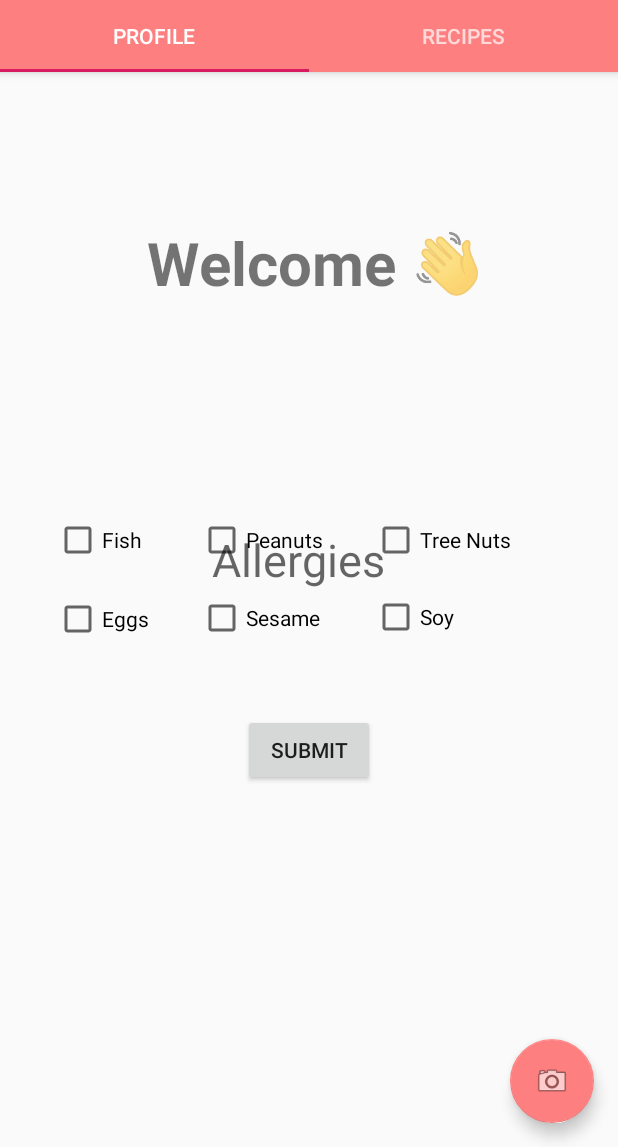
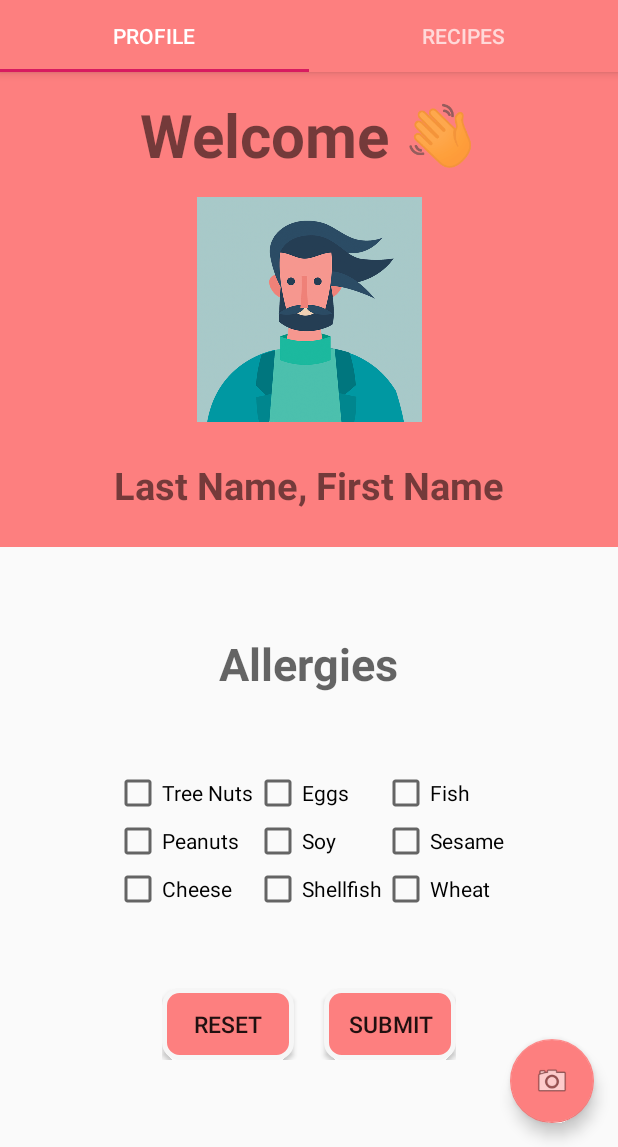
Before and after one commit to Hambrsoom/AllergyApp, an Android app: the ProfileFragment screen opened directly, with no data from a screen before it, on a phone screen of 412 x 824 dp, the part 89-1236 px from its top. Run offline under Robolectric (Android 15) with nearby library versions, the phone set to English and light mode, and no system bars; our stand-ins replace Firebase (no records; nobody signed in at launch, a user with empty details on screens opened directly), Picasso, Volley; network calls fail; pictures from the network do not load; Roboto replaces fonts that are not available here; 1 statement that could not run was skipped.

Commit message:
improved UI and ui elements' ids

```diff
--- a/app/src/main/java/com/example/allergyapp/ui/RecipesFragment/RecipesFragment.java
+++ b/app/src/main/java/com/example/allergyapp/ui/RecipesFragment/RecipesFragment.java
@@ -43,7 +43,7 @@ public class RecipesFragment extends Fragment {
     private RecyclerView recyclerView;
     RecyclerView.LayoutManager layoutManager;
     TextView resultTv;
-    TextView header2;
+//    TextView header2;
     Button searchRecipe;
     EditText editText;
     RecipesAdapter mAdapter;
@@ -66,9 +66,9 @@ public class RecipesFragment extends Fragment {
         recyclerView.setHasFixedSize(true);
         recyclerView.getRecycledViewPool().setMaxRecycledViews(0, 0);
         resultTv = rootView.findViewById(R.id.headerTv);
-        header2 = rootView.findViewById(R.id.headerTv2);
+//        header2 = rootView.findViewById(R.id.headerTv2);
         resultTv.setVisibility(View.GONE);
-        header2.setVisibility(View.GONE);
+//        header2.setVisibility(View.GONE);
         editText = rootView.findViewById(R.id.editText);
         searchRecipe = rootView.findViewById(R.id.searchRecipe);
 
@@ -124,7 +124,7 @@ public class RecipesFragment extends Fragment {
                                         String recipe = hitsObject.getString("recipe");
                                         String uriString = new JSONObject(recipe).getString("url");
                                         recipeObject.setRecipeUrl(uriString);
-                                        String labelString = new JSONObject(recipe).getString("label");
+                                         String labelString = new JSONObject(recipe).getString("label");
                                         recipeObject.setName(labelString);
                                         String ingredients = new JSONObject(recipe).getString("ingredientLines");
                                         recipeObject.setIngredients(ingredients);
@@ -134,7 +134,7 @@ public class RecipesFragment extends Fragment {
 
                                     }
                                     resultTv.setText(recipeList.size()+" Results");
-                                    header2.setVisibility(View.VISIBLE);
+//                                    header2.setVisibility(View.VISIBLE);
                                     resultTv.setVisibility(View.VISIBLE);
                                     mAdapter.notifyDataSetChanged();
                                 } catch (JSONException e){
--- /dev/null
+++ b/app/src/main/res/drawable/borderbutton.xml
@@ -0,0 +1,7 @@
+<?xml version="1.0" encoding="UTF-8"?>
+<shape xmlns:android="http://schemas.android.com/apk/res/android">
+    <solid android:color="#fd7f7f"/>
+    <stroke android:width="3dp" android:color="#F6F6F6" />
+    <corners android:radius="10dp"/>
+    <padding android:left="0dp" android:top="0dp" android:right="0dp" android:bottom="0dp" />
+</shape>
--- a/app/src/main/res/layout/profile_fragment.xml
+++ b/app/src/main/res/layout/profile_fragment.xml
@@ -7,98 +7,14 @@
     tools:context=".ui.ProfileFragment.ProfileFragment"
     tools:layout_editor_absoluteY="81dp">
 
-    <Button
-        android:id="@+id/submit"
-        android:layout_width="wrap_content"
-        android:layout_height="wrap_content"
-        android:layout_marginTop="428dp"
-        android:onClick="onClickSave"
-        android:text="Submit"
+    <View
+        android:id="@+id/view"
+        android:layout_width="0dp"
+        android:layout_height="0dp"
+        android:layout_marginBottom="400dp"
+        android:background="#fd7f7f"
         app:layout_constraintBottom_toBottomOf="parent"
         app:layout_constraintEnd_toEndOf="parent"
-        app:layout_constraintStart_toStartOf="parent"
-        app:layout_constraintTop_toTopOf="parent"
-        app:layout_constraintVertical_bias="0.0" />
-
-    <CheckBox
-        android:id="@+id/sesame"
-        android:layout_width="85dp"
-        android:layout_height="32dp"
-        android:layout_marginStart="132dp"
-        android:layout_marginLeft="132dp"
-        android:layout_marginTop="348dp"
-        android:text="Sesame"
-        app:layout_constraintStart_toStartOf="parent"
-        app:layout_constraintTop_toTopOf="parent" />
-
-    <CheckBox
-        android:id="@+id/tree_nuts"
-        android:layout_width="wrap_content"
-        android:layout_height="wrap_content"
-        android:layout_marginStart="248dp"
-        android:layout_marginLeft="248dp"
-        android:layout_marginTop="296dp"
-        android:text="Tree Nuts"
-        app:layout_constraintStart_toStartOf="parent"
-        app:layout_constraintTop_toTopOf="parent" />
-
-    <CheckBox
-        android:id="@+id/peanuts"
-        android:layout_width="wrap_content"
-        android:layout_height="wrap_content"
-        android:layout_marginStart="132dp"
-        android:layout_marginLeft="132dp"
-        android:layout_marginTop="296dp"
-        android:text="Peanuts"
-        app:layout_constraintStart_toStartOf="parent"
-        app:layout_constraintTop_toTopOf="parent" />
-
-    <CheckBox
-        android:id="@+id/soy"
-        android:layout_width="94dp"
-        android:layout_height="30dp"
-        android:layout_marginStart="248dp"
-        android:layout_marginLeft="248dp"
-        android:layout_marginTop="348dp"
-        android:text="Soy"
-        app:layout_constraintStart_toStartOf="parent"
-        app:layout_constraintTop_toTopOf="parent" />
-
-    <CheckBox
-        android:id="@+id/fish"
-        android:layout_width="wrap_content"
-        android:layout_height="wrap_content"
-        android:layout_marginStart="36dp"
-        android:layout_marginLeft="36dp"
-        android:layout_marginTop="296dp"
-        android:text="Fish"
-        app:layout_constraintStart_toStartOf="parent"
-        app:layout_constraintTop_toTopOf="parent" />
-
-    <CheckBox
-        android:id="@+id/eggs"
-        android:layout_width="72dp"
-        android:layout_height="33dp"
-        android:layout_marginStart="36dp"
-        android:layout_marginLeft="36dp"
-        android:layout_marginTop="348dp"
-        android:text="Eggs"
-        app:layout_constraintStart_toStartOf="parent"
-        app:layout_constraintTop_toTopOf="parent" />
-
-    <TextView
-        android:id="@+id/textView4"
-        android:layout_width="201dp"
-        android:layout_height="62dp"
-        android:layout_marginStart="75dp"
-        android:layout_marginLeft="75dp"
-        android:layout_marginBottom="45dp"
-        android:text="Allergies"
-        android:textAppearance="@style/TextAppearance.AppCompat.Display2"
-        android:textSize="30sp"
-        app:layout_constraintBottom_toBottomOf="parent"
-        app:layout_constraintEnd_toEndOf="parent"
-        app:layout_constraintHorizontal_bias="0.488"
         app:layout_constraintStart_toStartOf="parent"
         app:layout_constraintTop_toTopOf="parent" />
 
@@ -106,16 +22,161 @@
         android:id="@+id/textView3"
         android:layout_width="wrap_content"
         android:layout_height="wrap_content"
-        android:layout_marginStart="50dp"
-        android:layout_marginLeft="50dp"
-        android:layout_marginTop="100dp"
-        android:layout_marginEnd="40dp"
-        android:layout_marginRight="40dp"
         android:text="Welcome \ue415\ue056\ue057"
         android:textSize="40sp"
         android:textStyle="bold"
+        app:layout_constraintBottom_toTopOf="@id/profilePic"
         app:layout_constraintEnd_toEndOf="parent"
         app:layout_constraintStart_toStartOf="parent"
         app:layout_constraintTop_toTopOf="parent" />
 
+    <ImageView
+        android:id="@+id/profilePic"
+        android:layout_width="150dp"
+        android:layout_height="150dp"
+        android:src="@drawable/profilepic"
+        app:layout_constraintBottom_toBottomOf="@+id/view"
+        app:layout_constraintEnd_toEndOf="parent"
+        app:layout_constraintStart_toStartOf="parent"
+        app:layout_constraintTop_toTopOf="parent" />
+
+    <TextView
+        android:id="@+id/textView2"
+        android:layout_width="wrap_content"
+        android:layout_height="wrap_content"
+        android:text="Last Name, First Name"
+        android:textSize="25dp"
+        android:textStyle="bold"
+        app:layout_constraintBottom_toTopOf="@+id/linearLayout3"
+        app:layout_constraintEnd_toEndOf="@+id/view"
+        app:layout_constraintStart_toStartOf="@+id/view"
+        app:layout_constraintTop_toBottomOf="@+id/profilePic" />
+
+    <LinearLayout
+        android:id="@+id/linearLayout3"
+        android:layout_width="match_parent"
+        android:layout_height="0dp"
+        android:orientation="vertical"
+        android:gravity="center"
+        app:layout_constraintBottom_toBottomOf="parent"
+        app:layout_constraintEnd_toEndOf="parent"
+        app:layout_constraintStart_toStartOf="parent"
+        app:layout_constraintTop_toBottomOf="@id/view">
+
+        <TextView
+            android:id="@+id/textView4"
+            android:layout_width="wrap_content"
+            android:layout_height="wrap_content"
+            android:layout_marginBottom="50dp"
+            android:text="Allergies"
+            android:textAppearance="@style/TextAppearance.AppCompat.Display2"
+            android:textSize="30sp"
+            android:textStyle="bold" />
+
+        <LinearLayout
+            android:layout_width="wrap_content"
+            android:layout_height="wrap_content"
+            android:orientation="horizontal">
+
+            <LinearLayout
+                android:layout_width="match_parent"
+                android:layout_height="match_parent"
+                android:orientation="vertical">
+
+                <CheckBox
+                    android:id="@+id/tree_nuts"
+                    android:layout_width="wrap_content"
+                    android:layout_height="wrap_content"
+                    android:text="Tree Nuts" />
+
+                <CheckBox
+                    android:id="@+id/peanuts"
+                    android:layout_width="wrap_content"
+                    android:layout_height="wrap_content"
+                    android:text="Peanuts" />
+
+                <CheckBox
+                    android:id="@+id/cheese"
+                    android:layout_width="wrap_content"
+                    android:layout_height="wrap_content"
+                    android:text="Cheese" />
+            </LinearLayout>
+
+            <LinearLayout
+                android:layout_width="wrap_content"
+                android:layout_height="wrap_content"
+                android:orientation="vertical">
+
+                <CheckBox
+                    android:id="@+id/eggs"
+                    android:layout_width="wrap_content"
+                    android:layout_height="wrap_content"
+                    android:text="Eggs" />
+
+                <CheckBox
+                    android:id="@+id/soy"
+                    android:layout_width="wrap_content"
+                    android:layout_height="wrap_content"
+                    android:text="Soy" />
+
+                <CheckBox
+                    android:id="@+id/shellFish"
+                    android:layout_width="wrap_content"
+                    android:layout_height="wrap_content"
+                    android:text="Shellfish" />
+            </LinearLayout>
+
+            <LinearLayout
+                android:layout_width="wrap_content"
+                android:layout_height="wrap_content"
+                android:orientation="vertical">
+
+                <CheckBox
+                    android:id="@+id/fish"
+                    android:layout_width="wrap_content"
+                    android:layout_height="wrap_content"
+                    android:text="Fish" />
+
+                <CheckBox
+                    android:id="@+id/sesame"
+                    android:layout_width="wrap_content"
+                    android:layout_height="wrap_content"
+                    android:text="Sesame" />
+                <CheckBox
+                    android:id="@+id/wheat"
+                    android:layout_width="wrap_content"
+                    android:layout_height="wrap_content"
+                    android:text="Wheat" />
+            </LinearLayout>
+        </LinearLayout>
+
+        <LinearLayout
+            android:layout_width="wrap_content"
+            android:layout_height="wrap_content"
+            android:orientation="horizontal"
+            android:layout_marginTop="50dp">
+
+            <Button
+                android:id="@+id/resetbtn"
+                android:layout_width="wrap_content"
+                android:layout_height="wrap_content"
+                android:layout_marginRight="10dp"
+                android:background="@drawable/borderbutton"
+                android:text="Reset"
+                android:textSize="15dp" />
+
+            <Button
+                android:id="@+id/submit"
+                android:layout_width="wrap_content"
+                android:layout_height="wrap_content"
+                android:layout_marginLeft="10dp"
+                android:background="@drawable/borderbutton"
+                android:onClick="onClickSave"
+                android:text="Submit"
+                android:textSize="15dp" />
+        </LinearLayout>
+
+    </LinearLayout>
+
+
 </androidx.constraintlayout.widget.ConstraintLayout>
```
Also changed, not shown: app/src/main/java/com/example/allergyapp/LoginActivity.java (+4 -4 lines), app/src/main/java/com/example/allergyapp/VisualOCR.java (+4 -4 lines), app/src/main/res/drawable/border.xml (added, +7 -0 lines), app/src/main/res/layout/activity_login.xml (+129 -93 lines), app/src/main/res/layout/activity_visual_ocr.xml (+10 -5 lines), app/src/main/res/layout/recipes_fragment.xml (+7 -19 lines), app/src/main/res/drawable/profilepic.png (added).
